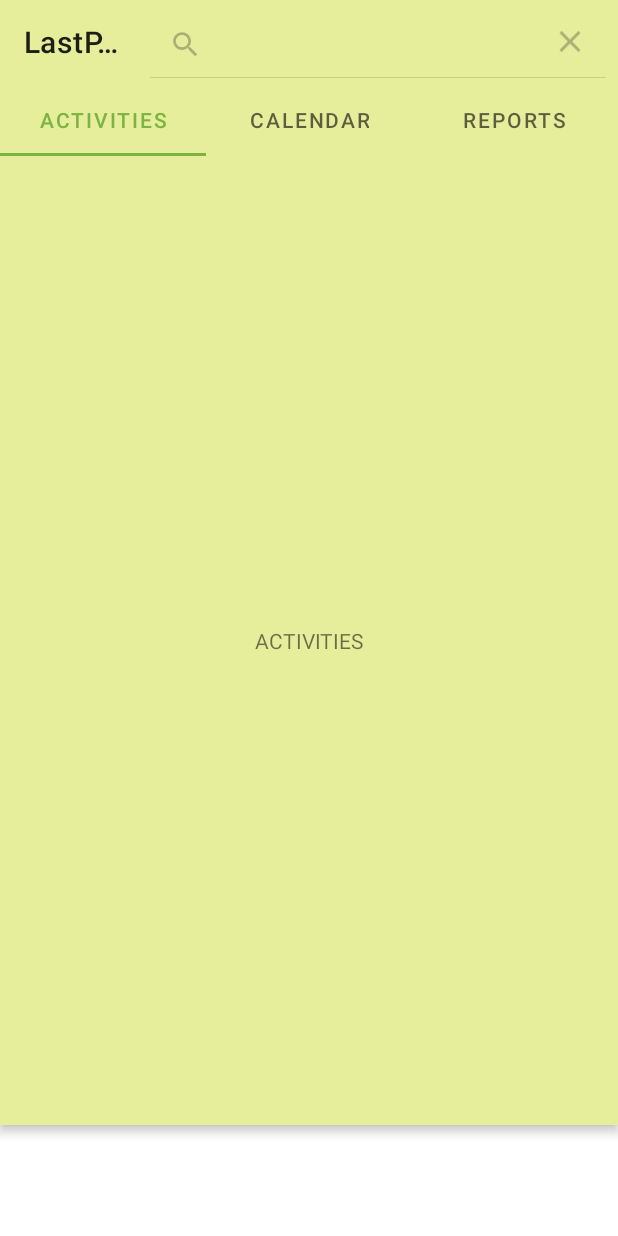
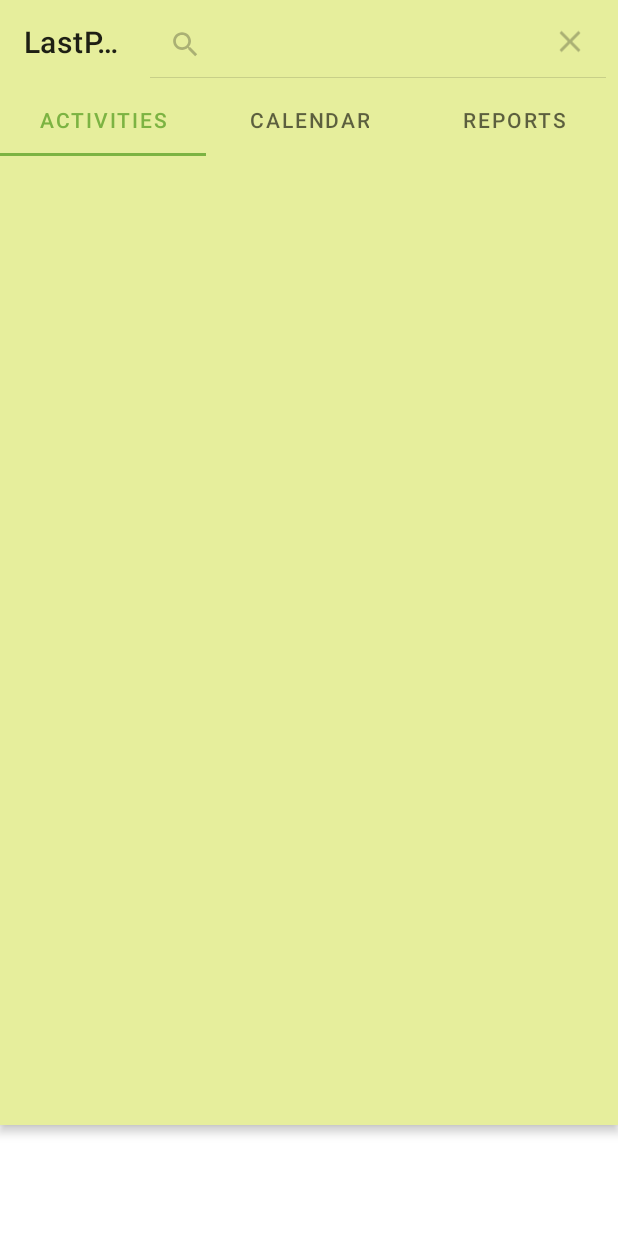
Before and after one commit to MisterAsonov/LastProject, an Android app: the screen it shows after launch (MainActivity), after a tap on "Search", on a phone screen of 412 x 824 dp. Run offline under Robolectric (Android 15) with nearby library versions, the phone set to English and light mode, and no system bars.

Commit message:
Another Project

```diff
--- a/app/build.gradle
+++ b/app/build.gradle
@@ -28,6 +28,7 @@ android {
 }
 
 dependencies {
+
     implementation 'com.google.android.material:material:1.5.0-rc01'
     implementation 'androidx.appcompat:appcompat:1.4.0'
     implementation 'androidx.constraintlayout:constraintlayout:2.1.2'
--- /dev/null
+++ b/app/src/main/res/drawable/ic_baseline_image_24.xml
@@ -0,0 +1,5 @@
+<vector android:alpha="0.9" android:height="24dp"
+    android:tint="?attr/colorControlNormal" android:viewportHeight="24"
+    android:viewportWidth="24" android:width="24dp" xmlns:android="http://schemas.android.com/apk/res/android">
+    <path android:fillColor="@android:color/white" android:pathData="M21,19V5c0,-1.1 -0.9,-2 -2,-2H5c-1.1,0 -2,0.9 -2,2v14c0,1.1 0.9,2 2,2h14c1.1,0 2,-0.9 2,-2zM8.5,13.5l2.5,3.01L14.5,12l4.5,6H5l3.5,-4.5z"/>
+</vector>
--- a/app/src/main/res/layout/fragment_first.xml
+++ b/app/src/main/res/layout/fragment_first.xml
@@ -8,10 +8,4 @@
     >
 
     <!-- TODO: Update blank fragment layout -->
-    <TextView
-        android:layout_width="match_parent"
-        android:layout_height="match_parent"
-        android:text="ACTIVITIES"
-        android:gravity="center" />
-
 </FrameLayout>
```
Also changed, not shown: app/src/main/java/com/example/lastproject/FirstFragment.java (+9 -0 lines).
